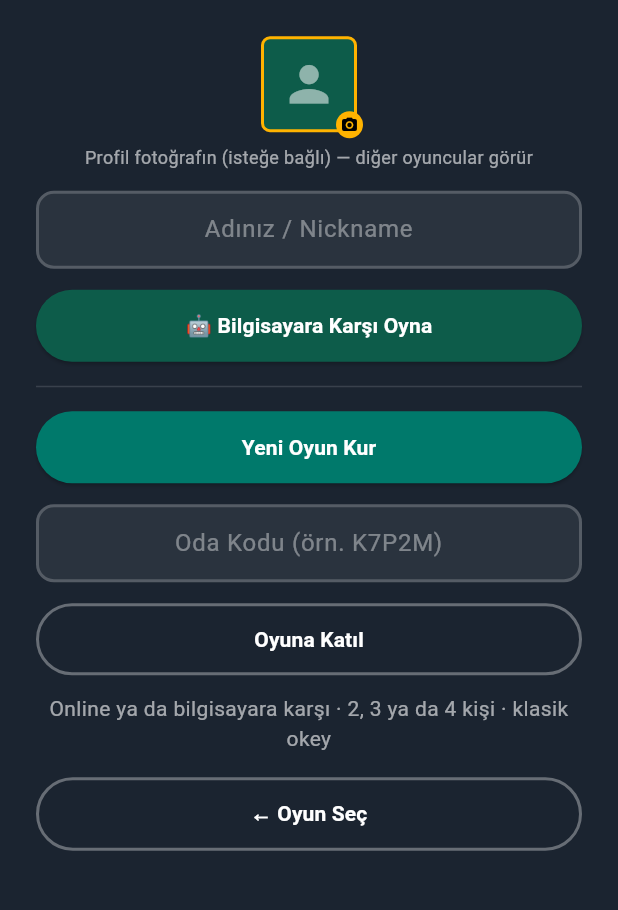
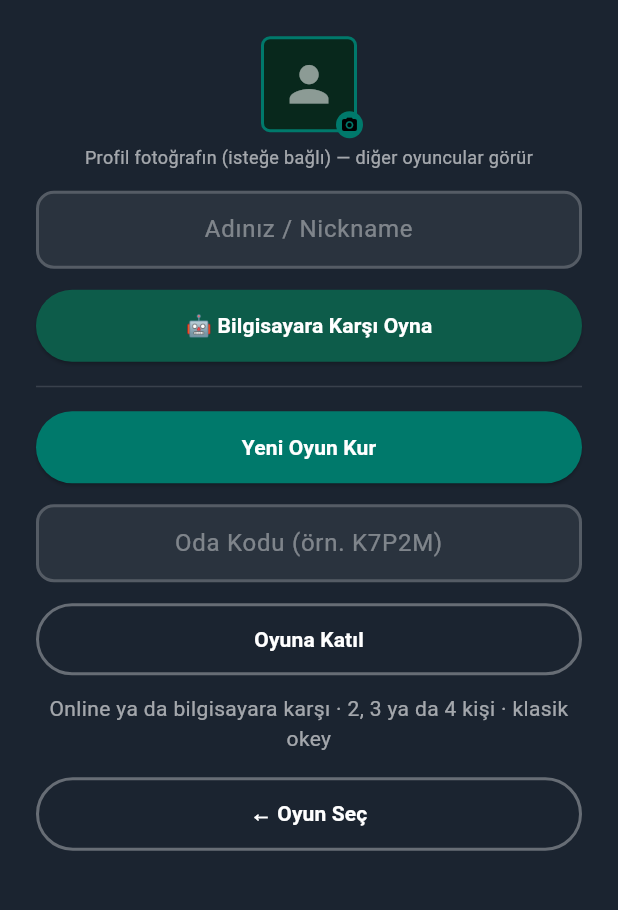
Before and after one commit to lutfuerkul/uno_online, a Flutter app: the OkeyHomeScreen screen opened directly, on a phone screen of 412 x 824 dp, the part 254-1164 px from its top. Run offline on Flutter 3.47's test engine with Material 3 defaults, Android fonts, the phone set to English and light mode, and no system bars; our stand-ins replace cloud_firestore, firebase_core, image_picker, package_info_plus, shared_preferences; accounts and stored records are empty; network calls fail.

Commit message:
Okey: rakip tas sayisini kaldir, foto cercevesi diger oyunlarla ayni, birikimli puan tablosu
- Rakip kutucugundaki "N tas" yazisi kaldirildi.
- OkeyPhotoFrame/Picker artik diger oyunlardaki gibi ana renk (teal)
  kenarlik + koyu zemin kullaniyor (onceden altin/gold kenarlikti).
- Yeni cumulativeScores alani: normal bitis 2, okeyle bitis 4 puan
  olarak once oldugu gibi kaliyor, ama artik oyundan cikilmadikca
  (rovanslarda da) toplam puan tablosu birikerek guncel tutuluyor;
  yalnizca "Cik" ile sifirlaniyor. Hem yerel hem online modda calisir.
- firestore.rules: isValidOkeyGame'e cumulativeScores eklendi (KRITIK:
  bu PR merge olduktan sonra guncel kurallarin Firebase Console'da
  tekrar yayinlanmasi gerekiyor, yoksa online Okey kurulamaz).

```diff
--- a/lib/okey/models/okey_game_state.dart
+++ b/lib/okey/models/okey_game_state.dart
@@ -47,7 +47,13 @@ class OkeyGameState {
   /// El okey (joker) atılarak bitirildiyse çifte puan.
   final bool finishedByOkey;
 
+  /// Bu elin puanları (yalnızca bu el için — bitiş ekranındaki "+N puan"
+  /// mesajı bunu kullanır).
   final Map<String, int> scores;
+
+  /// Oyundan çıkılmadıkça (yeniden başlatılsa/rövanş yapılsa da) birikerek
+  /// güncel tutulan toplam puan tablosu.
+  final Map<String, int> cumulativeScores;
 
   const OkeyGameState({
     required this.id,
@@ -67,6 +73,7 @@ class OkeyGameState {
     required this.winners,
     required this.finishedByOkey,
     required this.scores,
+    required this.cumulativeScores,
   });
 
   /// Okey (joker) sayısı: göstergenin bir büyüğü (13'ten sonra 1'e döner).
@@ -100,6 +107,7 @@ class OkeyGameState {
     List<String>? winners,
     bool? finishedByOkey,
     Map<String, int>? scores,
+    Map<String, int>? cumulativeScores,
   }) {
     return OkeyGameState(
       id: id,
@@ -121,6 +129,7 @@ class OkeyGameState {
       winners: winners ?? this.winners,
       finishedByOkey: finishedByOkey ?? this.finishedByOkey,
       scores: scores ?? this.scores,
+      cumulativeScores: cumulativeScores ?? this.cumulativeScores,
     );
   }
 
@@ -157,6 +166,8 @@ class OkeyGameState {
       winners: List<String>.from(map['winners'] as List? ?? []),
       finishedByOkey: map['finishedByOkey'] as bool? ?? false,
       scores: Map<String, int>.from(map['scores'] as Map? ?? {}),
+      cumulativeScores:
+          Map<String, int>.from(map['cumulativeScores'] as Map? ?? {}),
     );
   }
 
@@ -179,6 +190,7 @@ class OkeyGameState {
         'winners': winners,
         'finishedByOkey': finishedByOkey,
         'scores': scores,
+        'cumulativeScores': cumulativeScores,
       };
 }
 
--- a/lib/okey/services/okey_engine.dart
+++ b/lib/okey/services/okey_engine.dart
@@ -23,6 +23,7 @@ class OkeyEngine {
     required List<String> players,
     required Map<String, String> playerNames,
     Map<String, String> playerPhotos = const {},
+    Map<String, int> cumulativeScores = const {},
   }) {
     final starterIndex = Random().nextInt(players.length);
     final dealt =
@@ -46,6 +47,7 @@ class OkeyEngine {
       winners: const [],
       finishedByOkey: false,
       scores: const {},
+      cumulativeScores: cumulativeScores,
     );
   }
 
@@ -225,6 +227,8 @@ class OkeyEngine {
 
     final byOkey = state.isOkey(discarded);
     final points = byOkey ? okeyWinPoints : winPoints;
+    final cumulative = Map<String, int>.of(state.cumulativeScores);
+    cumulative[playerId] = (cumulative[playerId] ?? 0) + points;
     return state.copyWith(
       status: 'finished',
       hands: hands,
@@ -236,6 +240,7 @@ class OkeyEngine {
       winners: [playerId],
       finishedByOkey: byOkey,
       scores: {for (final p in state.players) p: p == playerId ? points : 0},
+      cumulativeScores: cumulative,
     );
   }
 
--- a/lib/okey/widgets/okey_board_view.dart
+++ b/lib/okey/widgets/okey_board_view.dart
@@ -123,7 +123,6 @@ class _OkeyBoardViewState extends State<OkeyBoardView> {
   Widget _opponentTile(OkeyGameState state, String id) {
     final c = widget.controller;
     final isTurn = state.currentTurn == id && state.status == 'playing';
-    final count = c.opponentTileCount(id);
     final discard = c.topDiscardOf(id);
     // Soldaki oyuncunun taşı buradan alınabilir (ayrı bir "Yerde" sütunu
     // yerine doğrudan fotoğrafının altındaki taştan).
@@ -185,9 +184,6 @@ class _OkeyBoardViewState extends State<OkeyBoardView> {
                         TextStyle(color: OkeyColors.okeyGlow, fontSize: 9))
                 : null,
           ),
-          const SizedBox(height: 2),
-          Text('$count taş',
-              style: const TextStyle(color: OkeyColors.muted, fontSize: 11)),
         ],
       ),
     );
--- a/lib/okey/widgets/okey_photo_frame.dart
+++ b/lib/okey/widgets/okey_photo_frame.dart
@@ -28,9 +28,9 @@ class OkeyPhotoFrame extends StatelessWidget {
       width: size,
       height: size,
       decoration: BoxDecoration(
-        color: OkeyColors.tileBackBg,
+        color: OkeyColors.topbar,
         borderRadius: BorderRadius.circular(6),
-        border: Border.all(color: OkeyColors.accent, width: 2),
+        border: Border.all(color: OkeyColors.primary, width: 2),
       ),
       clipBehavior: Clip.antiAlias,
       child: bytes != null
--- a/lib/okey/widgets/okey_photo_picker.dart
+++ b/lib/okey/widgets/okey_photo_picker.dart
@@ -93,7 +93,7 @@ class _OkeyPhotoPickerState extends State<OkeyPhotoPicker> {
             child: Container(
               padding: const EdgeInsets.all(3),
               decoration: const BoxDecoration(
-                color: OkeyColors.accent,
+                color: OkeyColors.primary,
                 shape: BoxShape.circle,
               ),
               child: const Icon(Icons.camera_alt, size: 12, color: Colors.black),
```
Also changed, not shown: lib/okey/providers/okey_local_provider.dart (+15 -5 lines), lib/okey/services/okey_game_service.dart (+7 -0 lines), lib/okey/widgets/okey_result_view.dart (+7 -3 lines), 1 other file.
